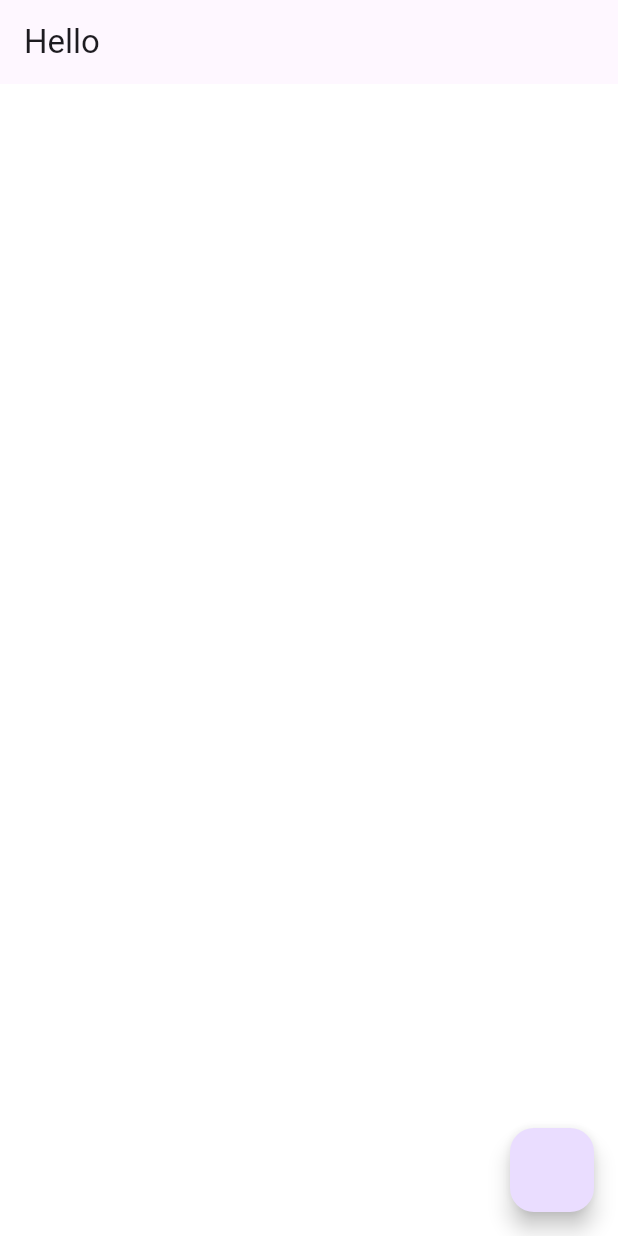
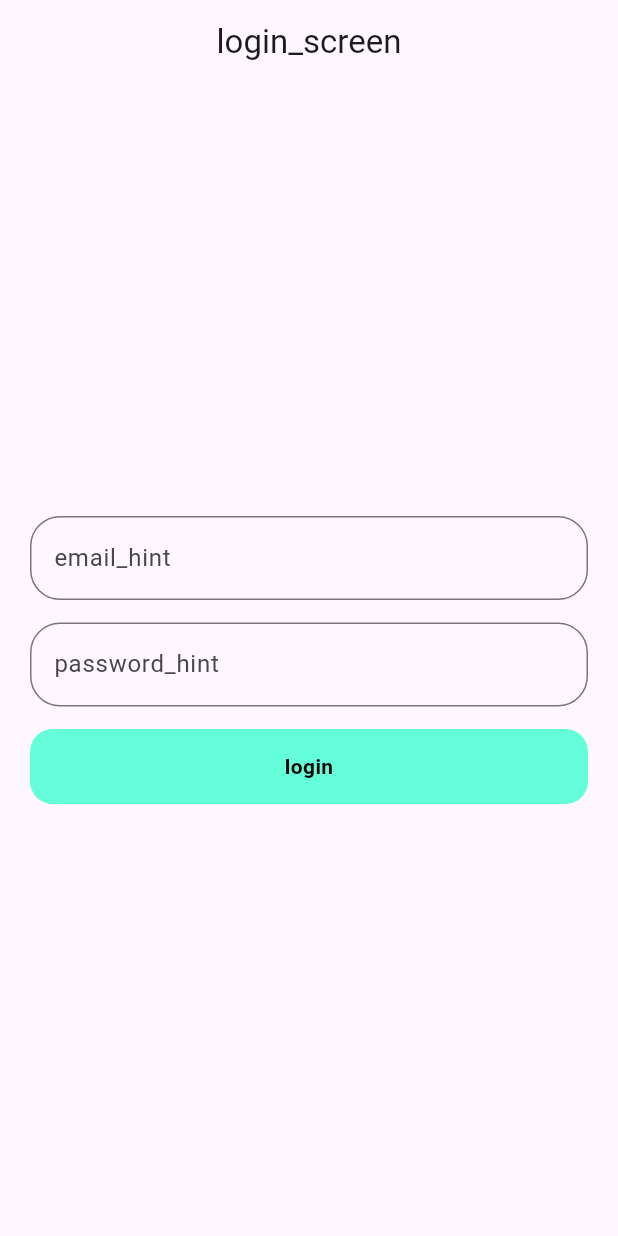
Before and after one commit to Ritik0110/getx_mvvm_prectice, a Flutter app: the screen it shows after launch, on a phone screen of 412 x 824 dp. Run offline on Flutter 3.47's test engine with Material 2 defaults, Android fonts, the phone set to English and light mode, and no system bars; our stand-ins replace fluttertoast, get.

Commit message:
created login view

```diff
--- a/lib/main.dart
+++ b/lib/main.dart
@@ -16,8 +16,8 @@ class MyApp extends StatelessWidget {
     return GetMaterialApp(
       title: 'Flutter Demo',
       translations: Languages(),
-      locale: const Locale("hn_IN"),
-      fallbackLocale: const Locale("hn_IN"),
+      locale: const Locale("en_US"),
+      fallbackLocale: const Locale("en_US"),
       debugShowCheckedModeBanner: false,
       theme: ThemeData(
         useMaterial3: true,
--- /dev/null
+++ b/lib/repository/login_repository/login_repository.dart
@@ -0,0 +1,12 @@
+import '../../data/network/network_api_services.dart';
+
+import '../../res/app_urls/app_url.dart';
+
+class LoginRepository{
+  NetworkApiService service = NetworkApiService();
+
+  Future<dynamic> loginApi(var data)async{
+    final response =await service.postApi(AppUrl.loginCallUrl, data);
+    return response;
+  }
+}
--- /dev/null
+++ b/lib/res/app_urls/app_url.dart
@@ -0,0 +1,4 @@
+class AppUrl{
+  static const String baseUrl = "https://reqres.in/";
+  static const String loginCallUrl = "${baseUrl}api/login";
+}
--- /dev/null
+++ b/lib/res/components/round_button.dart
@@ -0,0 +1,43 @@
+import 'package:flutter/material.dart';
+import '../Colors/app_colors.dart';
+
+class RoundButton extends StatelessWidget {
+  const RoundButton(
+      {super.key,
+      this.height = 50,
+      this.width = 50,
+      this.loading = false,
+      required this.btnTitle,
+      this.btnColor = Colors.tealAccent,
+      this.textColor = AppColors.toastback,
+      required this.onPress});
+  final double height, width;
+  final bool loading;
+  final String btnTitle;
+  final Color btnColor, textColor;
+  final VoidCallback onPress;
+
+  @override
+  Widget build(BuildContext context) {
+    return InkWell(
+      onTap: onPress,
+      child: Container(
+        height: height,
+        width: width,
+        decoration: BoxDecoration(
+          color: btnColor,
+          borderRadius: BorderRadius.circular(15),
+        ),
+        child: loading
+            ? const CircularProgressIndicator()
+            : Center(
+                child: Text(
+                  btnTitle,
+                  style:
+                      TextStyle(color: textColor, fontWeight: FontWeight.w600),
+                ),
+              ),
+      ),
+    );
+  }
+}
--- a/lib/res/localizations/languages.dart
+++ b/lib/res/localizations/languages.dart
@@ -6,11 +6,17 @@ class Languages extends Translations{
   Map<String, Map<String, String>> get keys => {
     "en_US" :{
       "Hello":"Hello",
-      "How are you?":"How are you?"
+      "How are you?":"How are you?",
+      "welcome":"Welcome\nback",
+      "login_screen":"Login Screen",
+      "email_hint":"Email Address",
+      "password_hint":"Password",
+      "login":"Login",
     },
     "hn_IN":{
       "Hello":"नमस्ते",
-      "How are you?":"क्या हाल है?"
+      "How are you?":"क्या हाल है?",
+      "welcome":"वापस\nस्वागत है"
     }
   };
 
--- a/lib/res/routes/routes.dart
+++ b/lib/res/routes/routes.dart
@@ -1,4 +1,5 @@
 import 'package:get/get.dart';
+import 'package:getx_mvvm/view/login/login_view.dart';
 import 'routes_name.dart';
 import '../../view/splash_screen.dart';
 
@@ -7,11 +8,12 @@ class AppRoutes {
         GetPage(
             name: RoutesName.splashScreen,
             page: () => const SplashScreen(),
-            transitionDuration: const Duration(seconds: 2  ),
+            transitionDuration: const Duration(seconds: 2),
             transition: Transition.zoom),
         GetPage(
-            name: RoutesName.loginScreen,
-            page: () => const SplashScreen(),
-            transition: Transition.zoom),
+            name: RoutesName.loginView,
+            page: () => const LoginView(),
+            transitionDuration: const Duration(seconds: 2),
+            transition: Transition.fade),
       ];
 }
--- a/lib/res/routes/routes_name.dart
+++ b/lib/res/routes/routes_name.dart
@@ -2,5 +2,5 @@ class RoutesName{
   // static const String home = '/';  declare all routes pages like this
 
   static const String splashScreen = '/' ;
-  static const String loginScreen = '/loginScreen' ;
+  static const String loginView = '/loginView' ;
 }
--- a/lib/utils/utils.dart
+++ b/lib/utils/utils.dart
@@ -8,13 +8,18 @@ class Utils {
       BuildContext context, FocusNode current, FocusNode next) {
     current.unfocus();
     FocusScope.of(context).requestFocus(next);
+    Get.focusScope?.requestFocus(next);
+    Get.focusScope?.unfocus();
   }
+
+
 
   static void toastMessage(String message) {
     Fluttertoast.showToast(
       msg: message.tr,
       backgroundColor: AppColors.toastback,
       gravity: ToastGravity.TOP,
+      textColor: Colors.teal,
       fontSize: 18,
     );
   }
--- /dev/null
+++ b/lib/view/login/login_view.dart
@@ -0,0 +1,79 @@
+import 'package:flutter/material.dart';
+import 'package:get/get.dart';
+import 'package:getx_mvvm/utils/utils.dart';
+import '../../res/components/round_button.dart';
+import '../../view_models/controller/login_view_model.dart';
+
+class LoginView extends StatefulWidget {
+  const LoginView({super.key});
+
+  @override
+  State<LoginView> createState() => _LoginViewState();
+}
+
+class _LoginViewState extends State<LoginView> {
+  final loginControl = Get.put(LoginViewModel());
+  final formKey = GlobalKey<FormState>();
+
+  @override
+  Widget build(BuildContext context) {
+    return Scaffold(
+      appBar: AppBar(
+        title: Text("login_screen".tr),
+        centerTitle: true,
+      ),
+      body: Padding(
+          padding: const EdgeInsets.symmetric(horizontal: 20),
+          child: Form(
+            key: formKey,
+            child: Column(
+              mainAxisAlignment: MainAxisAlignment.center,
+              crossAxisAlignment: CrossAxisAlignment.center,
+              children: [
+                TextFormField(
+                  autovalidateMode: AutovalidateMode.onUserInteraction,
+                  controller: loginControl.emailController.value,
+                  focusNode: loginControl.emailNode.value,
+                  decoration: InputDecoration(
+                    border: OutlineInputBorder(
+                      borderRadius: BorderRadius.circular(20),
+                    ),
+                    hintText: "email_hint".tr,
+                    labelText: "email_hint".tr,
+                  ),
+                  onEditingComplete: () {
+                    Utils.fieldFocusChange(
+                        context,
+                        loginControl.emailNode.value,
+                        loginControl.passwordNode.value);
+                  },
+                ),
+                const SizedBox(
+                  height: 15,
+                ),
+                TextFormField(
+                  controller: loginControl.passwordController.value,
+                  focusNode: loginControl.passwordNode.value,
+                  decoration: InputDecoration(
+                    border: OutlineInputBorder(
+                      borderRadius: BorderRadius.circular(20),
+                    ),
+                    hintText: "password_hint".tr,
+                    labelText: "password_hint".tr,
+                  ),
+                  autovalidateMode: AutovalidateMode.onUserInteraction,
+                ),
+                const SizedBox(
+                  height: 15,
+                ),
+                RoundButton(
+                  btnTitle: "login".tr,
+                  onPress: () {},
+                  width: Get.width,
+                )
+              ],
+            ),
+          )),
+    );
+  }
+}
--- a/lib/view/splash_screen.dart
+++ b/lib/view/splash_screen.dart
@@ -1,6 +1,6 @@
 import 'package:flutter/material.dart';
 import 'package:get/get.dart';
-import 'package:getx_mvvm/utils/utils.dart';
+import '../view_models/services/splash_services.dart';
 
 class SplashScreen extends StatefulWidget {
   const SplashScreen({Key? key}) : super(key: key);
@@ -10,16 +10,23 @@ class SplashScreen extends StatefulWidget {
 }
 
 class _SplashScreenState extends State<SplashScreen> {
+  SplashServices services = SplashServices();
+  @override
+  void initState() {
+    services.isLogin();
+    super.initState();
+  }
   @override
   Widget build(BuildContext context) {
     return Scaffold(
-      appBar: AppBar(
-        title: Text("Hello".tr),
+      backgroundColor: Colors.teal,
+      body: Center(
+        child: Text(
+          "welcome".tr,
+          textAlign: TextAlign.center,
+          style: const TextStyle(fontSize: 18, fontWeight: FontWeight.w700),
+        ),
       ),
-      backgroundColor: Colors.white,
-      floatingActionButton: FloatingActionButton(onPressed: (){
-        Utils.toastMessage("${"Hello".tr}\n${"How are you?".tr}");
-      }),
     );
   }
 }
--- /dev/null
+++ b/lib/view_models/controller/login_view_model.dart
@@ -0,0 +1,12 @@
+
+import 'package:flutter/material.dart';
+import 'package:get/get.dart';
+
+class LoginViewModel extends GetxController{
+
+  final emailController = TextEditingController().obs;
+  final passwordController = TextEditingController().obs;
+
+  final emailNode = FocusNode().obs;
+  final passwordNode = FocusNode().obs;
+}
--- /dev/null
+++ b/lib/view_models/services/splash_services.dart
@@ -0,0 +1,13 @@
+import 'dart:async';
+
+import 'package:get/get.dart';
+import '../../res/routes/routes_name.dart';
+
+class SplashServices{
+
+  void isLogin(){
+    Timer(const Duration(seconds: 3),(){
+      Get.offNamed(RoutesName.loginView);
+    });
+  }
+}
```
